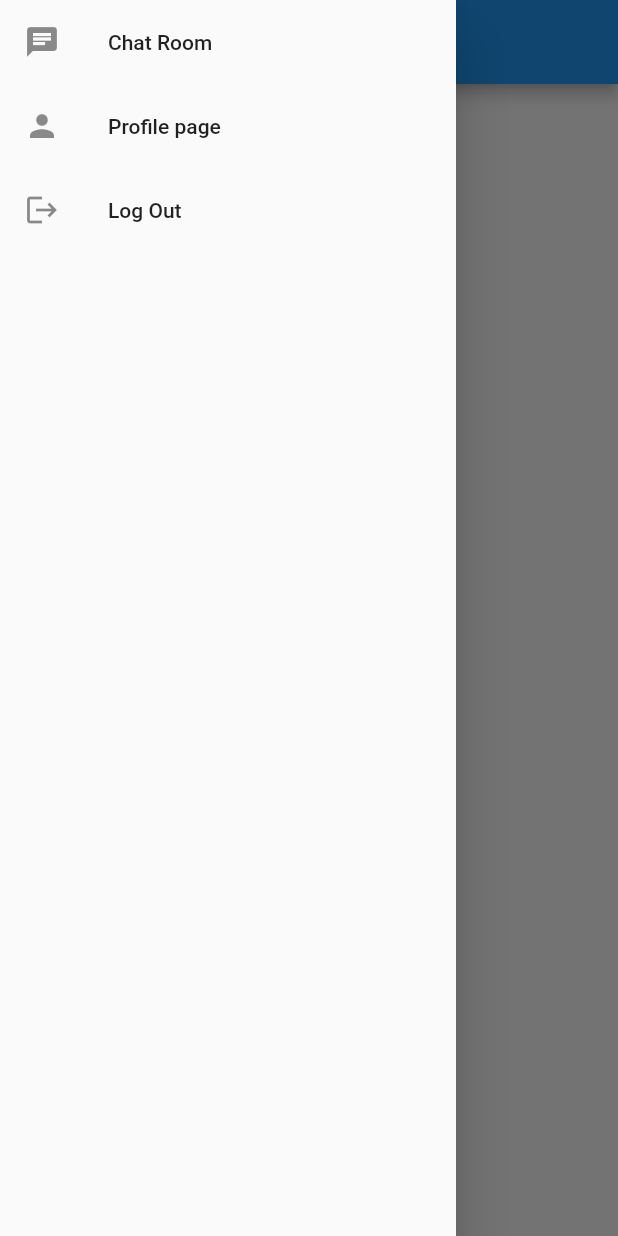
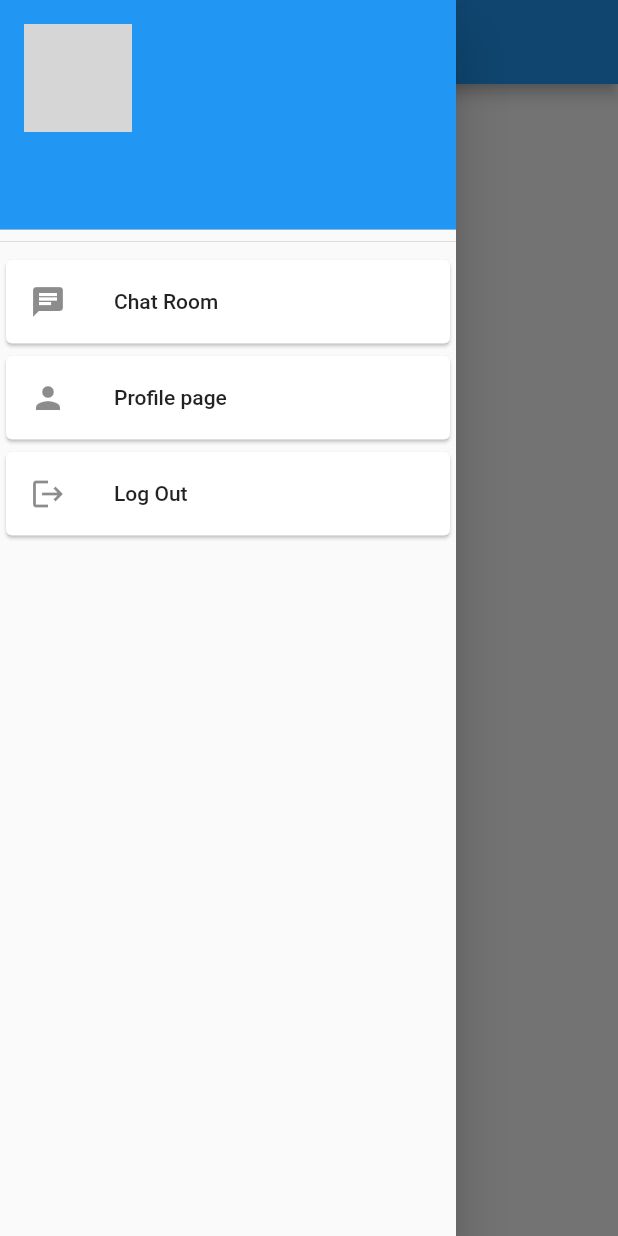
Before and after one commit to zahid2873/chat_app, a Flutter app: the ChatRoomPage screen opened by its route, with the side drawer open, on a phone screen of 412 x 824 dp. Run offline on Flutter 3.47's test engine with Material 2 defaults, Android fonts, the phone set to English and light mode, and no system bars; our stand-ins replace cloud_firestore, firebase_auth, firebase_core, firebase_storage, image_picker; accounts and stored records are empty; network calls fail; grey boxes are pictures that could not be loaded.

Commit message:
drawer header commit

```diff
--- a/lib/widget/main_drawer.dart
+++ b/lib/widget/main_drawer.dart
@@ -1,9 +1,13 @@
 import 'package:chat_app/auth/firebase_auth.dart';
 import 'package:chat_app/pages/chat_room_page.dart';
 import 'package:chat_app/pages/profile_page.dart';
+import 'package:cloud_firestore/cloud_firestore.dart';
 import 'package:flutter/material.dart';
+import 'package:provider/provider.dart';
 
+import '../models/user_model.dart';
 import '../pages/launcher_page.dart';
+import '../providers/user_provider.dart';
 
 class MainDrawer extends StatelessWidget {
   const MainDrawer({Key? key}) : super(key: key);
@@ -17,38 +21,64 @@ class MainDrawer extends StatelessWidget {
 //   height: 200,
 //   color: Colors.blue,
 // ),
-          // DrawerHeader(padding: EdgeInsets.zero, child: UserAccountsDrawerHeader(
-          //   accountName: const Text(userModel.),
-          //   accountEmail: Text("billgates96@gmail.com"),
-          //   currentAccountPicture: Container(
-          //     height: 100,
-          //     width: 100,
-          //     child: ClipRRect(
-          //         borderRadius: BorderRadius.circular(60),
-          //         child: Image.network('http://t1.gstatic.com/licensed-image?q=tbn:ANd9GcQi4a8NzG1ocCbgUUZxxDLocQwDQvhod4gHC3aRRg3juK0LDsZHECn7AwMJq8WUmPFLai9IJhY5YWNLRys',fit: BoxFit.cover,)),
-          //   ),
-          // )),
+          Consumer<UserProvider>(
+          builder: (context, provider,_)=>
+              StreamBuilder<DocumentSnapshot<Map<String, dynamic>>>(
+              stream: provider.getUserById(AuthService.user!.uid),
+                  builder: (context,snapshot){
+                  if(snapshot.hasData){
+                  final userModel = UserModel.fromMap(snapshot.data!.data()!);
+                    return DrawerHeader(padding: EdgeInsets.zero, child: UserAccountsDrawerHeader(
+                      accountName:  Text(userModel.name ?? "No Display Name"),
+                      accountEmail: Text(userModel.email ),
+                      currentAccountPicture: Container(
+                        height: 100,
+                        width: 100,
+                        child: ClipRRect(
+                            borderRadius: BorderRadius.circular(60),
+                            child: userModel.image == null?
+                            Image.asset("images/person.png",width: 100, height: 100,fit: BoxFit.cover,):
+                            Image.network(userModel.image!,width: 100, height: 100,fit: BoxFit.cover,),
+                      ),
+                    ))
+                    );
+                  }
+                     if(snapshot.hasError){
+                          return const Text("Failed To fetch data");
+                      }
 
-          ListTile(
+                        return const  Center(
+                            child: CircularProgressIndicator(),
+                        );
+                    },
+                ),
+              ),
+                      Card(
+                        child: ListTile(
                           onTap: (){
                             Navigator.pushReplacementNamed(context, ChatRoomPage.routeName);
                           },
                           leading: const Icon(Icons.chat),
                           title: const Text("Chat Room"),
                         ),
-          ListTile(
+                      ),
+                      Card(
+                        child: ListTile(
                           onTap: (){
                             Navigator.pushReplacementNamed(context, ProfilePage.routeName);
                           },
                           leading: const Icon(Icons.person),
                           title: const Text("Profile page"),
                         ),
-          ListTile(
+                      ),
+                      Card(
+                        child: ListTile(
                           onTap: (){
                             AuthService.logOut().then((value) => Navigator.pushReplacementNamed(context, LauncherPage.routeName));
                           },
                           leading: Icon(Icons.logout),
                           title: Text("Log Out"),
+                        ),
                       )
         ],
       ),
```
Lines whose indentation alone changed are shown as unchanged.
